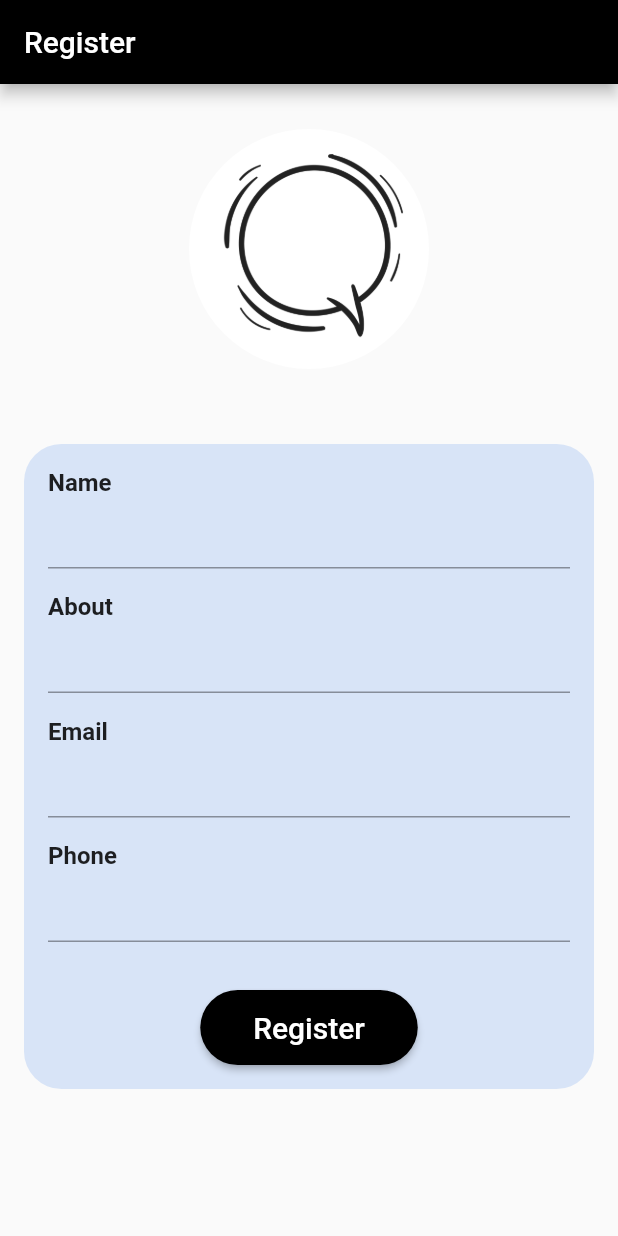
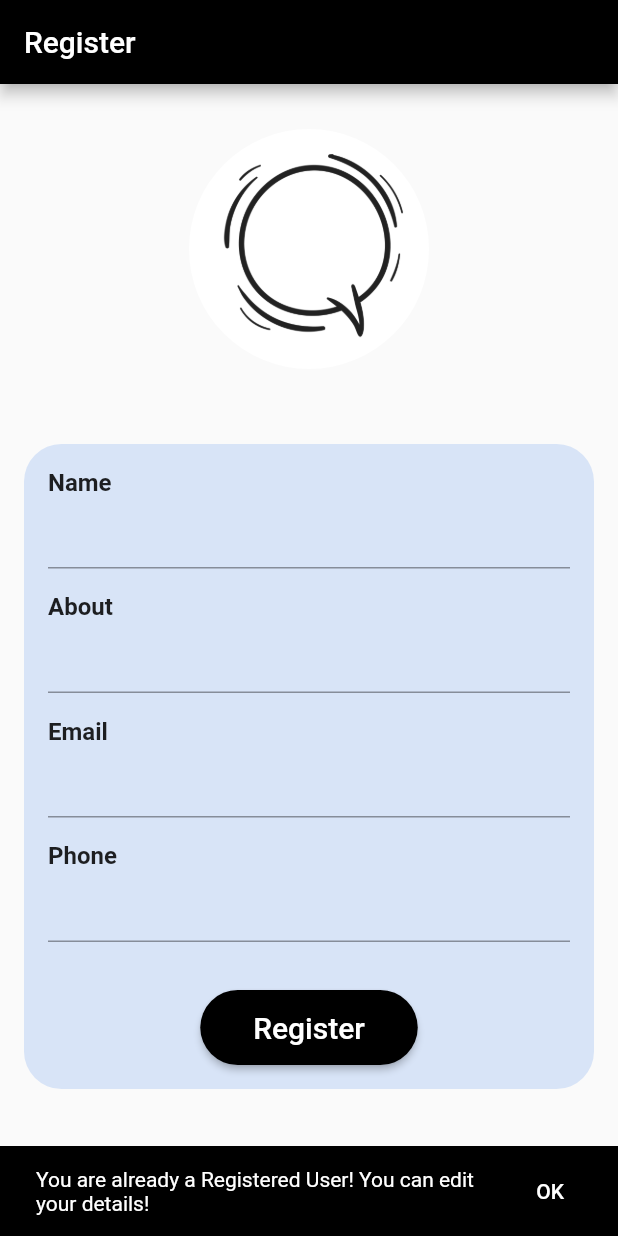
Before and after one commit to NaveenakrishnanS/Project_HMC, a Flutter app: the Register screen opened directly with empty values, on a phone screen of 412 x 824 dp. Run offline on Flutter 3.47's test engine with Material 2 defaults, Android fonts, the phone set to English and light mode, and no system bars; our stand-ins replace cloud_firestore, emoji_picker_flutter, firebase_auth, firebase_core, flutter_otp_text_field, shared_preferences; missing offline and left inert: country_calling_code_picker, floating_action_bubble_custom, searchbar_animation; accounts and stored records are empty.

Commit message:
register config

```diff
--- a/lib/Firebase/auth/firebase_authentication.dart
+++ b/lib/Firebase/auth/firebase_authentication.dart
@@ -64,7 +64,7 @@ class FirebaseAuthentication {
 
       return userVerificationId ?? '';
     } catch (e) {
-      print("error=================");
+
       rethrow;
     }
   }
--- a/lib/firebase/auth/firebase_authentication.dart
+++ b/lib/firebase/auth/firebase_authentication.dart
@@ -64,7 +64,7 @@ class FirebaseAuthentication {
 
       return userVerificationId ?? '';
     } catch (e) {
-      print("error=================");
+
       rethrow;
     }
   }
--- a/lib/firebase/cloud_database.dart
+++ b/lib/firebase/cloud_database.dart
@@ -5,7 +5,6 @@ import 'package:project_hmc/models/user_model.dart';
 
 class CloudDatabase {
   late FirebaseFirestore _firestore;
-  // ignore: non_constant_identifier_names
   CloudDatabase() {
     _firestore = FirebaseFirestore.instance;
   }
--- a/lib/screens/otp_screen.dart
+++ b/lib/screens/otp_screen.dart
@@ -1,11 +1,9 @@
-import 'dart:async';
 
 import 'package:flutter/material.dart';
 import 'package:flutter/services.dart';
 import 'package:flutter_otp_text_field/flutter_otp_text_field.dart';
 import 'package:project_hmc/firebase/cloud_database.dart';
 import 'package:project_hmc/firebase/firebase_auth.dart';
-import 'package:project_hmc/screens/chat_screen.dart';
 import 'package:project_hmc/screens/register_screen.dart';
 import 'package:project_hmc/screens/widget_handler.dart';
 
@@ -57,7 +55,7 @@ class _OTPScreenState extends State<OTPScreen> {
   //   });
   // }
 
-  void navigate_to_register() {
+  void navigateToRegister() {
         Navigator.pushAndRemoveUntil(
         context,
         MaterialPageRoute(
@@ -165,7 +163,7 @@ class _OTPScreenState extends State<OTPScreen> {
                             verificationId: widget.verificationId,
                             smsCode: _otp!);
                         sb.showSnackBar(context, "Login Successful!");
-                        navigate_to_register();
+                        navigateToRegister();
                       }
                     },
                     style: ElevatedButton.styleFrom(
--- a/lib/screens/profile_screen.dart
+++ b/lib/screens/profile_screen.dart
@@ -2,7 +2,6 @@ import 'package:flutter/material.dart';
 import 'package:project_hmc/firebase/cloud_database.dart';
 import 'package:project_hmc/firebase/firebase_auth.dart';
 import 'package:project_hmc/models/user_model.dart';
-import 'package:project_hmc/screens/chat_screen.dart';
 import 'package:project_hmc/screens/navigation_screen.dart';
 import 'package:project_hmc/screens/widget_handler.dart';
 
--- a/lib/screens/register_screen.dart
+++ b/lib/screens/register_screen.dart
@@ -71,6 +71,13 @@ class _RegisterState extends State<Register> {
                         _aboutController.text = userModel.About;
                         _emailController.text = userModel.Email;
                         _phoneController.text = userModel.Phone;
+                        sb.showSnackBar(context, "You are already a Registered User! You can edit your details! ");
+                      } else {
+                        _nameController.text = "";
+                        _aboutController.text = "";
+                        _emailController.text = "";
+                        _phoneController.text = phoneNumber;
+                      }
                     return Form(
                       key: _formKey,
                       child: Column(
@@ -152,11 +159,6 @@ class _RegisterState extends State<Register> {
                         ],
                       ),
                     );
-                  } else {
-                    return const Center(
-                      child: CircularProgressIndicator(),
-                    );
-                  }
                 },
               ),
             )
--- a/lib/screens/sign_in_screen.dart
+++ b/lib/screens/sign_in_screen.dart
@@ -64,7 +64,7 @@ class _SignInScreenState extends State<SignInScreen> {
               const Padding(
                 padding: EdgeInsets.fromLTRB(60, 20, 60, 0),
                 child: Text(
-                  'Enter your phone number to get started with MessageAir',
+                  'Enter your phone number to get started with project_hmc',
                   style: TextStyle(
                       fontWeight: FontWeight.bold,
                       fontSize: 15,
```
Also changed, not shown: pubspec.yaml (+5 -4 lines), pubspec.lock, 2 other files. Lines whose indentation alone changed are shown as unchanged.
